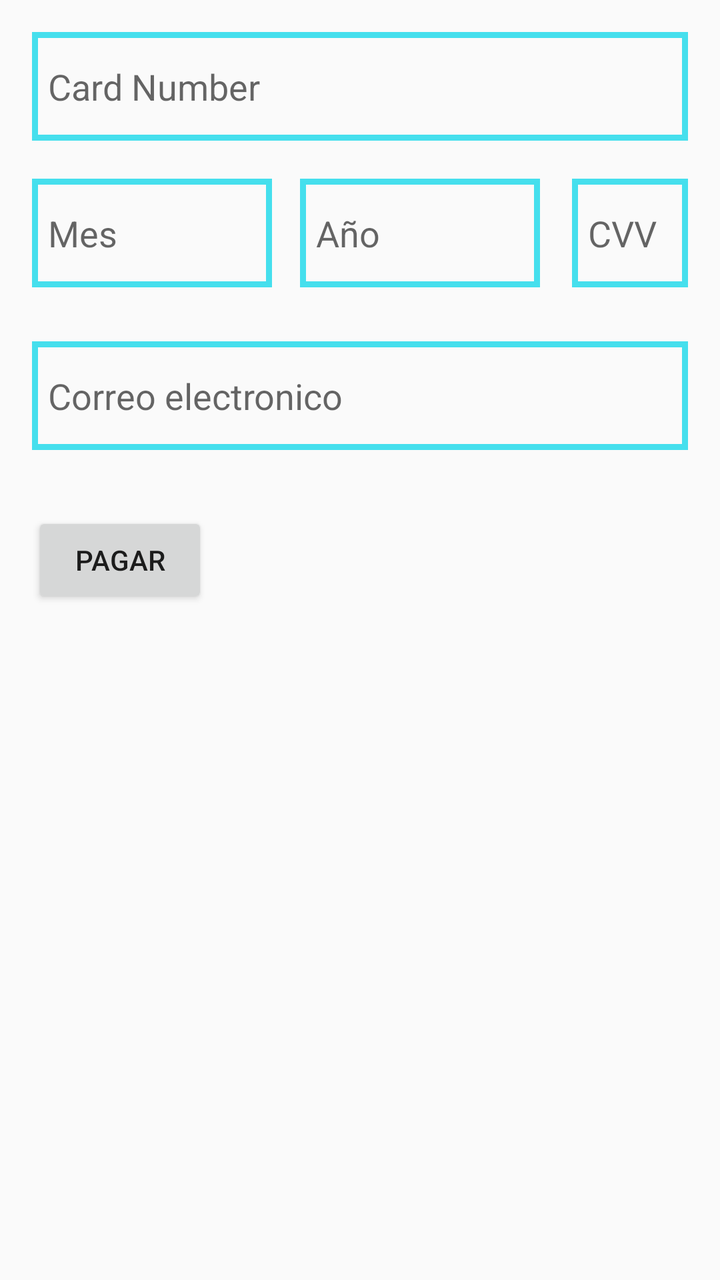
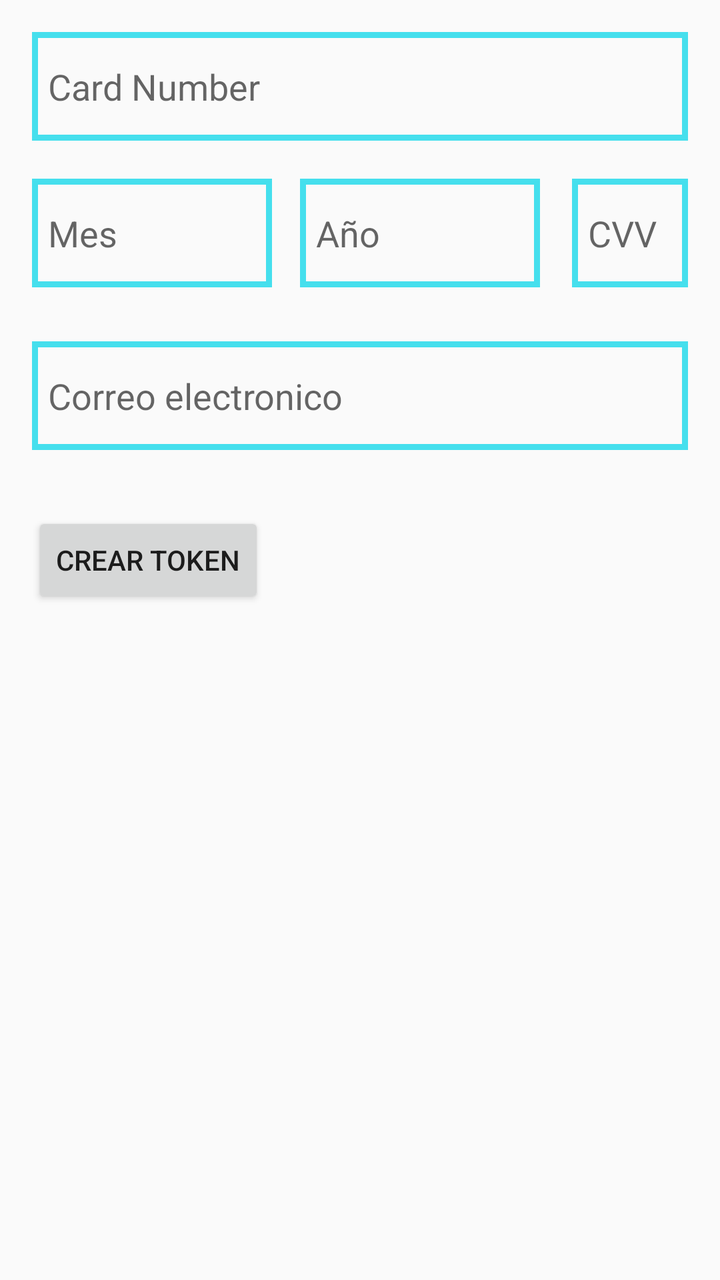

The first picture is an Android layout as it rendered before a commit; the second is the same layout after the commit. The layout source and the unified diff follow.
<!-- AndroidManifest.xml: application theme AppTheme -->
<!-- res/layout/activity_main.xml -->
<?xml version="1.0" encoding="utf-8"?>
<RelativeLayout xmlns:android="http://schemas.android.com/apk/res/android"
    xmlns:tools="http://schemas.android.com/tools"
    android:id="@+id/activity_main"
    android:layout_width="match_parent"
    android:layout_height="match_parent"
    android:paddingBottom="@dimen/activity_vertical_margin"
    android:paddingLeft="@dimen/activity_horizontal_margin"
    android:paddingRight="@dimen/activity_horizontal_margin"
    android:paddingTop="@dimen/activity_vertical_margin"
    tools:context="com.android.culqi.culqi_android.MainActivity">

    <EditText
        android:layout_width="wrap_content"
        android:layout_height="wrap_content"
        android:inputType="number"
        android:ems="10"
        android:id="@+id/txt_cardnumber"
        android:background="@drawable/border"
        android:selectAllOnFocus="false"
        android:hint="Card Number"
        android:layout_row="1"
        android:layout_column="0"
        android:maxLength="16"
        android:layout_alignParentRight="true"
        android:layout_alignParentEnd="true"
        android:layout_alignParentLeft="true"
        android:layout_alignParentStart="true" />

    <EditText
        android:layout_width="120dp"
        android:layout_height="wrap_content"
        android:inputType="number"
        android:ems="10"
        android:id="@+id/txt_month"
        android:maxLength="2"
        android:hint="Mes"
        android:background="@drawable/border"
        android:layout_row="2"
        android:layout_column="0"

        android:layout_marginTop="19dp"
        android:layout_below="@+id/txt_cardnumber"
        android:layout_alignParentLeft="true"
        android:layout_alignParentStart="true" />

    <EditText
        android:layout_width="120dp"
        android:layout_height="wrap_content"
        android:inputType="number"
        android:ems="10"
        android:id="@+id/txt_year"
        android:maxLength="2"
        android:hint="Año"
        android:background="@drawable/border"
        android:layout_row="4"
        android:layout_column="1"
        android:layout_alignBaseline="@+id/txt_month"
        android:layout_alignBottom="@+id/txt_month"
        android:layout_toRightOf="@+id/txt_month"
        android:layout_toEndOf="@+id/txt_month"
        android:layout_marginLeft="14dp"
        android:layout_marginStart="14dp" />

    <EditText
        android:layout_width="100dp"
        android:layout_height="wrap_content"
        android:inputType="number"
        android:ems="10"
        android:id="@+id/txt_cvv"
        android:background="@drawable/border"
        android:layout_alignBottom="@+id/txt_year"
        android:layout_toRightOf="@+id/txt_year"
        android:layout_marginLeft="16dp"
        android:layout_marginStart="16dp"
        android:layout_alignParentRight="true"
        android:layout_alignParentEnd="true"
        android:hint="CVV" />

    <Button
        android:text="Pagar"
        android:layout_width="wrap_content"
        android:layout_height="wrap_content"
        android:id="@+id/btn_pay"
        android:layout_row="14"
        android:layout_column="0"
        android:layout_marginTop="31dp"
        android:layout_below="@+id/txt_email"
        android:layout_alignParentLeft="true"
        android:layout_alignParentStart="true" />

    <EditText
        android:layout_width="wrap_content"
        android:layout_height="wrap_content"
        android:inputType="textEmailAddress"
        android:ems="10"
        android:background="@drawable/border"
        android:id="@+id/txt_email"
        android:hint="Correo electronico"
        android:layout_marginTop="27dp"
        android:layout_below="@+id/txt_month"
        android:layout_alignParentLeft="true"
        android:layout_alignParentStart="true"
        android:layout_alignParentRight="true"
        android:layout_alignParentEnd="true" />

    <TextView
        android:layout_width="match_parent"
        android:layout_height="wrap_content"
        android:id="@+id/kind_card"
        android:textSize="18sp"
        android:layout_below="@+id/btn_pay"
        android:layout_marginTop="49dp" />

    <TextView
        android:layout_width="match_parent"
        android:layout_height="wrap_content"
        android:id="@+id/token_id"
        android:textSize="18sp"
        android:layout_below="@+id/btn_pay"
        android:layout_marginTop="19dp" />

</RelativeLayout>
<!-- resources referenced by this layout -->
<resources>
  <dimen name="activity_horizontal_margin">16dp</dimen>
  <dimen name="activity_vertical_margin">16dp</dimen>
  <!-- drawable border (drawable) -->
  <?xml version="1.0" encoding="utf-8"?>
  <shape xmlns:android="http://schemas.android.com/apk/res/android"
      android:shape="rectangle" >
      <stroke
          android:width="3dp"
          android:color="#45dfed" />
      <padding android:bottom="15dp"
          android:left="8dp"
          android:right="8dp"
          android:top="15dp"/>
  </shape>
  <style name="AppTheme" parent="Theme.AppCompat.Light.DarkActionBar">
          
          <item name="colorPrimary">@color/colorPrimary</item>
          <item name="colorPrimaryDark">@color/colorPrimaryDark</item>
          <item name="colorAccent">@color/colorAccent</item>
      </style>
  <color name="colorPrimary">#3F51B5</color>
  <color name="colorPrimaryDark">#303F9F</color>
  <color name="colorAccent">#FF4081</color>
</resources>

<!-- the commit's change to res/layout/activity_main.xml (unified diff, before → after) -->
@@ -78,7 +78,7 @@
         android:hint="CVV" />
 
     <Button
-        android:text="Pagar"
+        android:text="Crear Token"
         android:layout_width="wrap_content"
         android:layout_height="wrap_content"
         android:id="@+id/btn_pay"
